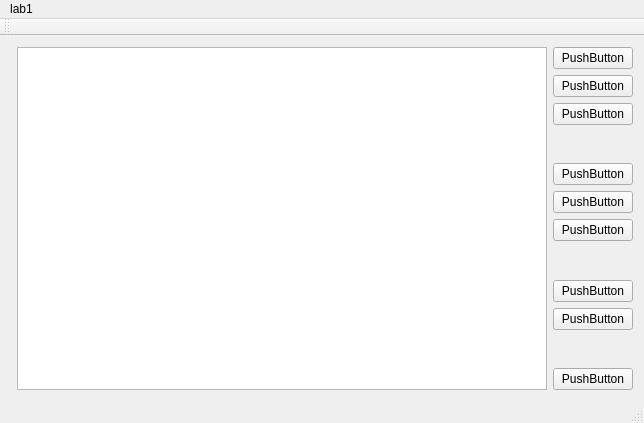
Old version of the form lab1/mainwindow.ui in the repository aminbenarieb/cg_lab1.
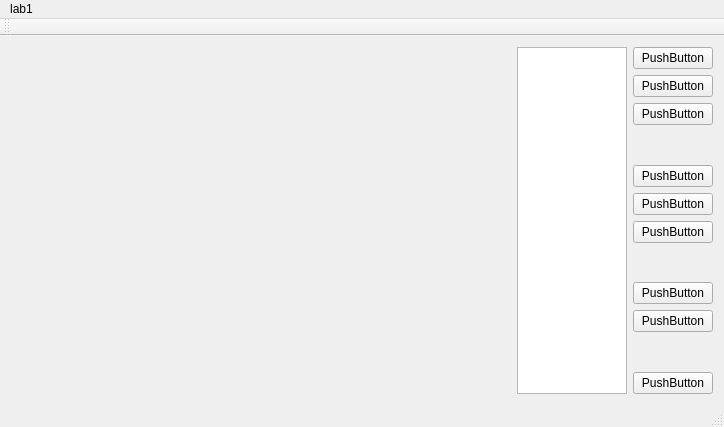
New version of the form. Custom widgets are drawn as their Qt base class.

```diff
--- a/lab1/mainwindow.ui
+++ b/lab1/mainwindow.ui
@@ -6,8 +6,8 @@
    <rect>
     <x>0</x>
     <y>0</y>
-    <width>644</width>
-    <height>423</height>
+    <width>724</width>
+    <height>427</height>
    </rect>
   </property>
   <property name="windowTitle">
@@ -16,15 +16,52 @@
   <widget class="QWidget" name="centralWidget">
    <layout class="QHBoxLayout" name="horizontalLayout">
     <item>
-     <widget class="QPaintWidget" name="wgt" native="true">
-      <zorder>tableView</zorder>
+     <layout class="QVBoxLayout" name="verticalLayout_2">
+      <item>
+       <widget class="QPaintWidget" name="wgt" native="true">
+        <property name="sizePolicy">
+         <sizepolicy hsizetype="Minimum" vsizetype="Preferred">
+          <horstretch>0</horstretch>
+          <verstretch>0</verstretch>
+         </sizepolicy>
+        </property>
+        <property name="minimumSize">
+         <size>
+          <width>500</width>
+          <height>0</height>
+         </size>
+        </property>
+        <property name="baseSize">
+         <size>
+          <width>500</width>
+          <height>0</height>
+         </size>
+        </property>
+       </widget>
+      </item>
+     </layout>
+    </item>
+    <item>
+     <widget class="QTableWidget" name="tableView">
+      <property name="dragEnabled">
+       <bool>true</bool>
+      </property>
+      <property name="dragDropMode">
+       <enum>QAbstractItemView::DragDrop</enum>
+      </property>
+      <property name="sortingEnabled">
+       <bool>true</bool>
+      </property>
      </widget>
     </item>
-    <item>
-     <widget class="QTableWidget" name="tableView"/>
-    </item>
     <item>
      <layout class="QVBoxLayout" name="verticalLayout">
+      <property name="sizeConstraint">
+       <enum>QLayout::SetFixedSize</enum>
+      </property>
+      <property name="leftMargin">
+       <number>0</number>
+      </property>
       <item>
        <widget class="QPushButton" name="btnAddPoint">
         <property name="text">
@@ -136,7 +173,7 @@
     <rect>
      <x>0</x>
      <y>0</y>
-     <width>644</width>
+     <width>724</width>
      <height>22</height>
     </rect>
    </property>
```
